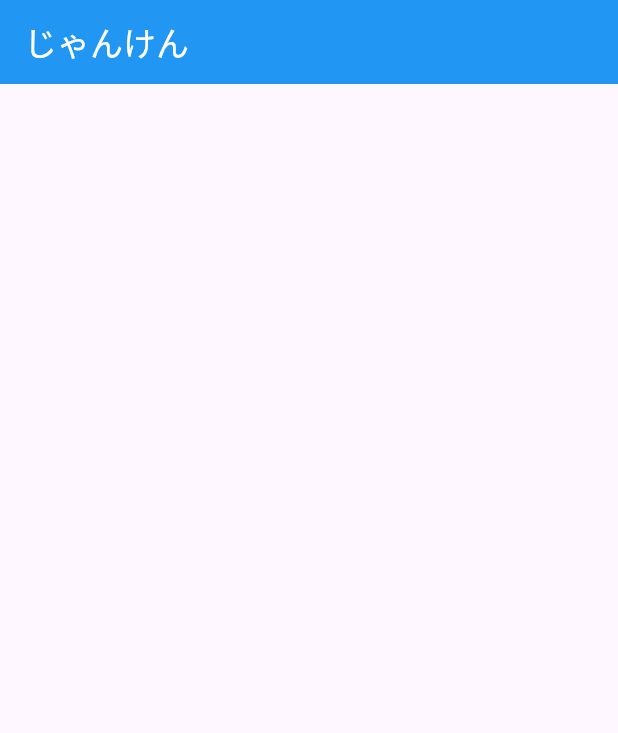
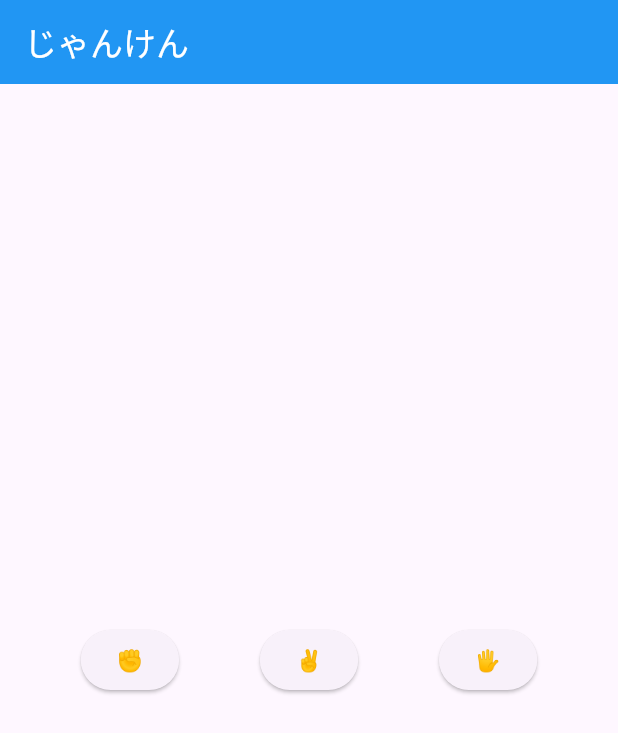
Before and after one commit to oharu-iii/HelloFlutter, a Flutter app: the screen it shows after launch, on a phone screen of 412 x 824 dp. Shown: the top 733 px of the screen. Run offline on Flutter 3.47's test engine with Material 3 defaults, Android fonts, the phone set to English and light mode, and no system bars.

Commit message:
ボタンを追加

```diff
--- a/janken/lib/main.dart
+++ b/janken/lib/main.dart
@@ -39,6 +39,22 @@
           ),),
         backgroundColor: Colors.blue,
       ),
+      body: Center(
+        child: Row(
+          mainAxisAlignment: MainAxisAlignment.spaceEvenly,
+          children: [
+            ElevatedButton(
+              onPressed: () {},
+              child: Text('✊')),
+            ElevatedButton(
+              onPressed: () {},
+              child: Text('✌️')),
+            ElevatedButton(
+              onPressed: () {},
+              child: Text('🖐️')),
+          ],
+        ),
+      ),
     );
   }
 }
```
